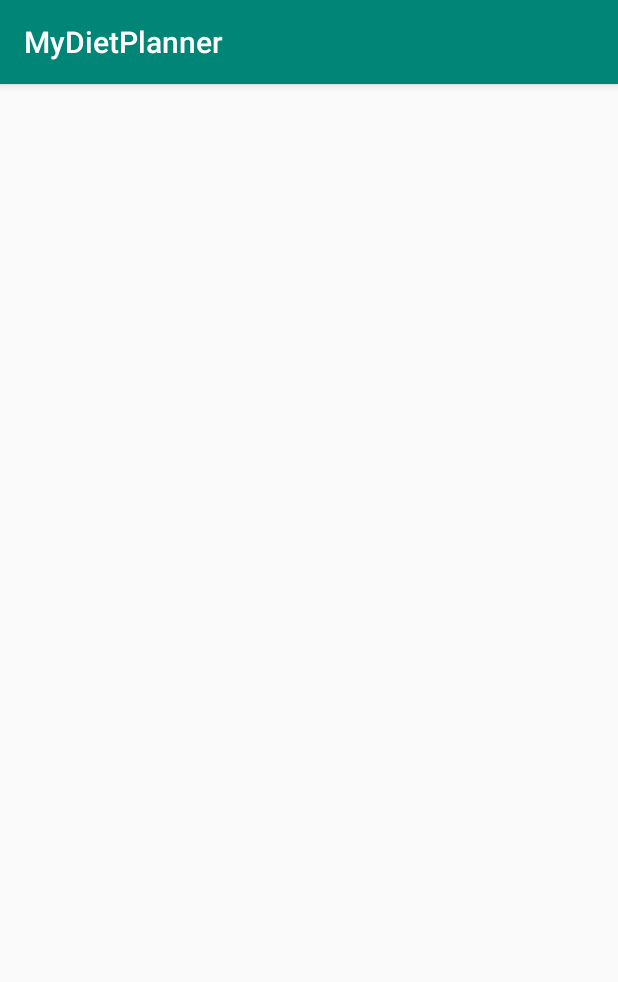
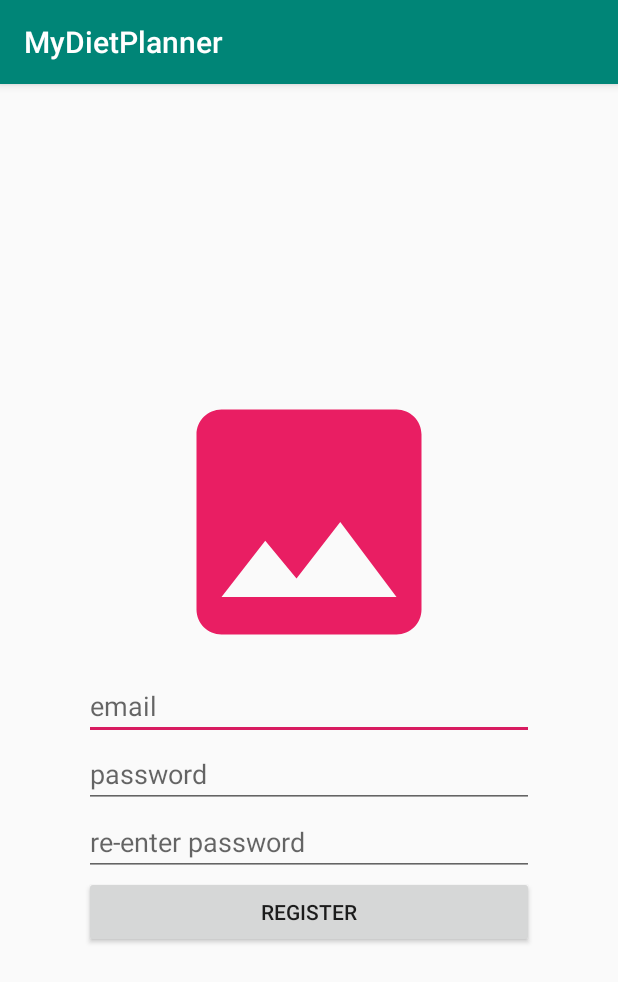
Before and after one commit to ferisetyo1/MyDietPlanner, an Android app: the RegisterActivity screen opened directly, with no data from a screen before it, on a phone screen of 412 x 824 dp. Shown: the top 982 px of the screen. Run offline under Robolectric (Android 15) with nearby library versions, the light colour scheme and no system bars; our stand-ins replace Firebase (no records; nobody signed in at launch, a user with empty details on screens opened directly).

Commit message:
update login tambah register, forgetpassword, signout

```diff
--- a/app/src/main/res/layout/activity_login.xml
+++ b/app/src/main/res/layout/activity_login.xml
@@ -33,7 +33,6 @@
             android:id="@+id/in_password"
             android:layout_width="300dp"
             android:layout_height="wrap_content"
-            android:layout_below="@id/in_email"
             android:ems="10"
             android:hint="password"
             android:inputType="textPassword" />
@@ -43,7 +42,6 @@
             android:layout_width="300dp"
             android:layout_height="wrap_content"
             android:onClick="login"
-            android:layout_below="@id/in_password"
             android:text="Login" />
 
         <TextView
--- a/app/src/main/res/layout/activity_register.xml
+++ b/app/src/main/res/layout/activity_register.xml
@@ -1,9 +1,56 @@
-<?xml version="1.0" encoding="utf-8"?>
-<android.support.constraint.ConstraintLayout xmlns:android="http://schemas.android.com/apk/res/android"
+<LinearLayout xmlns:android="http://schemas.android.com/apk/res/android"
     xmlns:app="http://schemas.android.com/apk/res-auto"
     xmlns:tools="http://schemas.android.com/tools"
     android:layout_width="match_parent"
     android:layout_height="match_parent"
-    tools:context=".RegisterActivity">
+    tools:context=".RegisterActivity"
+    android:orientation="vertical"
+    android:gravity="center_vertical">
 
-</android.support.constraint.ConstraintLayout>
+    <LinearLayout
+        android:layout_width="match_parent"
+        android:layout_height="wrap_content"
+        android:orientation="vertical"
+        android:gravity="center_horizontal">
+
+        <ImageView
+            android:id="@+id/register_ic"
+            android:layout_width="200dp"
+            android:layout_height="200dp"
+            android:src="@drawable/ic_image_black_24dp"
+            />
+
+        <EditText
+            android:id="@+id/in_email"
+            android:layout_width="300dp"
+            android:layout_height="wrap_content"
+            android:ems="10"
+            android:hint="email"
+            android:inputType="textEmailAddress" />
+
+        <EditText
+            android:id="@+id/in_password"
+            android:layout_width="300dp"
+            android:layout_height="wrap_content"
+            android:ems="10"
+            android:hint="password"
+            android:inputType="textPassword" />
+
+        <EditText
+            android:id="@+id/in_repassword"
+            android:layout_width="300dp"
+            android:layout_height="wrap_content"
+            android:ems="10"
+            android:hint="re-enter password"
+            android:inputType="textPassword" />
+
+        <Button
+            android:id="@+id/btn_register"
+            android:layout_width="300dp"
+            android:layout_height="wrap_content"
+            android:onClick="register"
+            android:text="Register" />
+
+    </LinearLayout>
+
+</LinearLayout>
--- a/build.gradle
+++ b/build.gradle
@@ -8,7 +8,7 @@ buildscript {
     }
     dependencies {
         classpath 'com.android.tools.build:gradle:3.3.2'
-        classpath 'com.google.gms:google-services:4.1.0'
+        classpath 'com.google.gms:google-services:4.2.0'
 
         // NOTE: Do not place your application dependencies here; they belong
         // in the individual module build.gradle files
```
Also changed, not shown: app/src/main/AndroidManifest.xml (+6 -1 lines), app/src/main/java/feri/com/mydietplanner/LoginActivity.java (+17 -19 lines), app/src/main/java/feri/com/mydietplanner/MainActivity.java (+25 -0 lines), app/src/main/java/feri/com/mydietplanner/RegisterActivity.java (+72 -0 lines), app/src/main/java/feri/com/mydietplanner/ResetPasswordActivity.java (added, +71 -0 lines), app/src/main/java/feri/com/mydietplanner/UserModel.java (added, +30 -0 lines), app/src/main/res/layout/activity_main.xml (+5 -8 lines), app/src/main/res/layout/activity_reset_password.xml (added, +38 -0 lines), app/src/main/res/layout/popup_emailterkirim.xml (added, +19 -0 lines).
